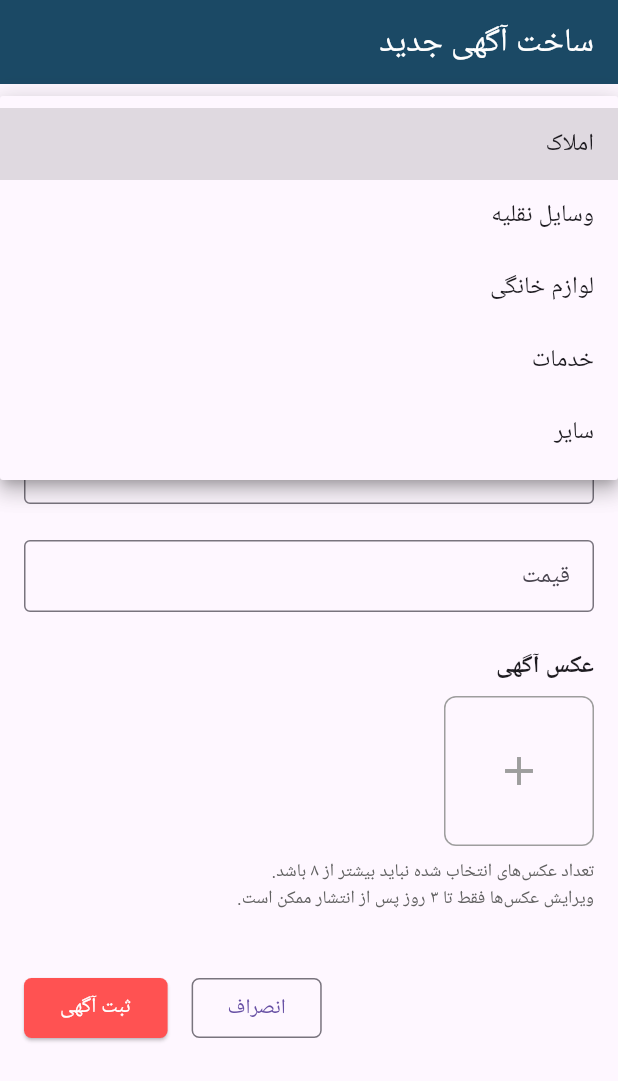
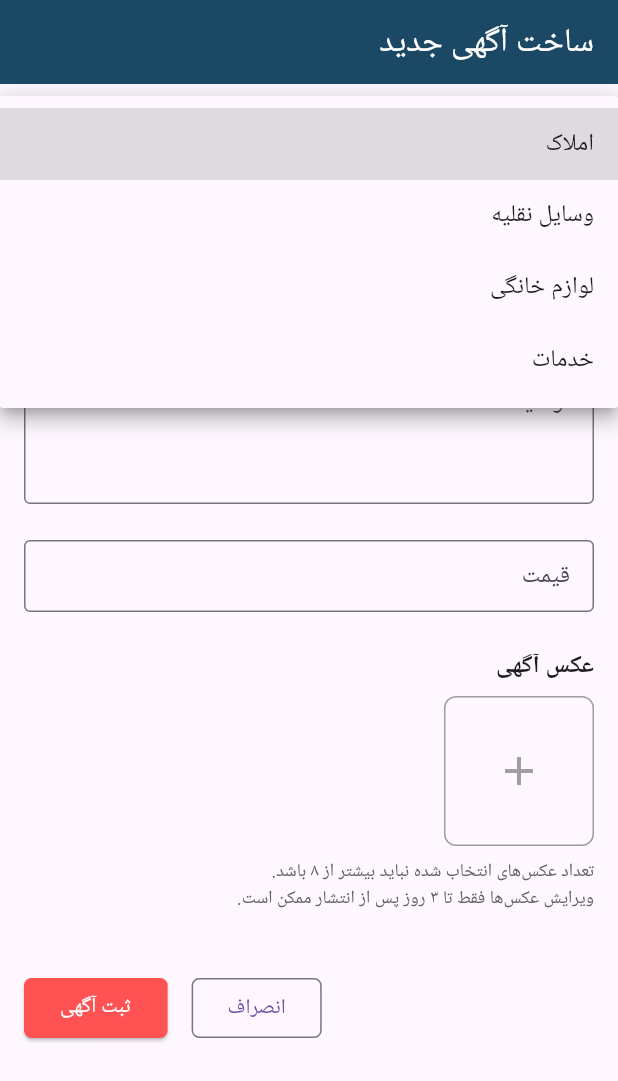
Before and after one commit to ralia79/ejarika_app, a Flutter app: the NewAdScreen screen opened directly, after a tap on "دسته‌بندی", on a phone screen of 412 x 824 dp. Shown: the top 1081 px of the screen. Run offline on Flutter 3.47's test engine with Material 3 defaults, Android fonts, the phone set to English and light mode, and no system bars; our stand-ins replace dio, flutter_native_splash, image_picker; network calls fail; Roboto replaces fonts that are missing (YekanBakh).

Commit message:
fix tiny bugs

```diff
--- a/lib/view/newAdScreen.dart
+++ b/lib/view/newAdScreen.dart
@@ -25,8 +25,7 @@ class _NewAdScreenState extends State<NewAdScreen> {
     'املاک',
     'وسایل نقلیه',
     'لوازم خانگی',
-    'خدمات',
-    'سایر',
+    'خدمات'
   ];
 
   Future<void> _pickImage() async {
```
